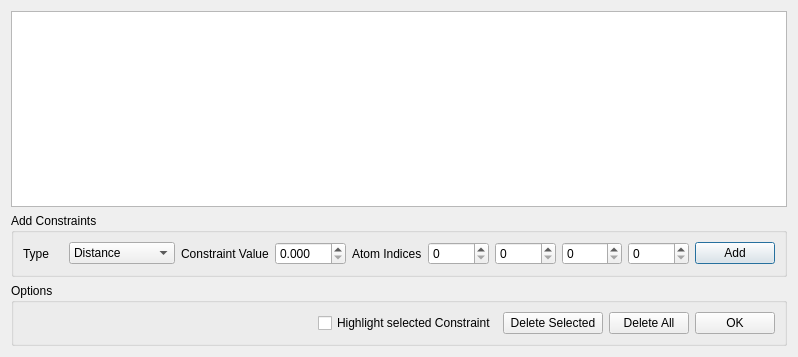
Above: avogadro/qtplugins/constraints/constraintsdialog.ui from OpenChemistry/avogadrolibs before the change. Below: the same form after it.
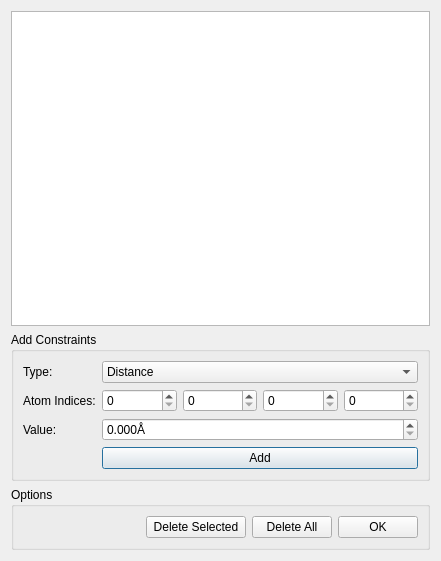
That is the form after the change.

Commit message: Almost finished constraint dialog

What changed in the file:
```diff
--- a/avogadro/qtplugins/constraints/constraintsdialog.ui
+++ b/avogadro/qtplugins/constraints/constraintsdialog.ui
@@ -6,8 +6,8 @@
    <rect>
     <x>0</x>
     <y>0</y>
-    <width>798</width>
-    <height>357</height>
+    <width>441</width>
+    <height>561</height>
    </rect>
   </property>
   <property name="windowTitle">
@@ -26,10 +26,8 @@
      <property name="title">
       <string>Add Constraints</string>
      </property>
-     <layout class="QHBoxLayout">
-      <item>
-       <layout class="QHBoxLayout">
-        <item>
+     <layout class="QGridLayout" name="gridLayout">
+      <item row="0" column="0">
          <widget class="QLabel" name="label">
           <property name="maximumSize">
            <size>
@@ -38,11 +36,11 @@
            </size>
           </property>
           <property name="text">
-           <string>Type</string>
+         <string>Type:</string>
           </property>
          </widget>
         </item>
-        <item>
+      <item row="0" column="1">
          <widget class="QComboBox" name="comboType">
           <property name="currentIndex">
            <number>0</number>
@@ -64,15 +62,60 @@
           </item>
          </widget>
         </item>
+      <item row="1" column="0">
+       <widget class="QLabel" name="label_3">
+        <property name="text">
+         <string>Atom Indices:</string>
+        </property>
+       </widget>
+      </item>
+      <item row="1" column="1">
+       <layout class="QHBoxLayout" name="horizontalLayout">
         <item>
+         <widget class="QSpinBox" name="editB">
+          <property name="maximum">
+           <number>999</number>
+          </property>
+         </widget>
+        </item>
+        <item>
+         <widget class="QSpinBox" name="editA">
+          <property name="maximum">
+           <number>999</number>
+          </property>
+         </widget>
+        </item>
+        <item>
+         <widget class="QSpinBox" name="editC">
+          <property name="maximum">
+           <number>999</number>
+          </property>
+         </widget>
+        </item>
+        <item>
+         <widget class="QSpinBox" name="editD">
+          <property name="maximum">
+           <number>999</number>
+          </property>
+         </widget>
+        </item>
+       </layout>
+      </item>
+      <item row="2" column="0">
          <widget class="QLabel" name="label_2">
           <property name="text">
-           <string>Constraint Value</string>
+         <string>Value:</string>
           </property>
          </widget>
         </item>
-        <item>
+      <item row="2" column="1">
          <widget class="QDoubleSpinBox" name="editValue">
+        <property name="alignment">
+         <set>Qt::AlignLeading|Qt::AlignLeft|Qt::AlignVCenter</set>
+        </property>
+        <property name="suffix">
+         <string>Å</string>
+        </property>
           <property name="decimals">
            <number>3</number>
           </property>
@@ -81,26 +124,7 @@
           </property>
          </widget>
         </item>
-        <item>
-         <widget class="QLabel" name="label_3">
-          <property name="text">
-           <string>Atom Indices</string>
-          </property>
-         </widget>
-        </item>
-        <item>
-         <widget class="QSpinBox" name="editA"/>
-        </item>
-        <item>
-         <widget class="QSpinBox" name="editB"/>
-        </item>
-        <item>
-         <widget class="QSpinBox" name="editC"/>
-        </item>
-        <item>
-         <widget class="QSpinBox" name="editD"/>
-        </item>
-        <item>
+      <item row="3" column="1">
          <widget class="QPushButton" name="addConstraint">
           <property name="text">
            <string>Add</string>
@@ -108,8 +132,6 @@
          </widget>
         </item>
        </layout>
-      </item>
-     </layout>
     </widget>
    </item>
    <item>
@@ -133,13 +155,6 @@
           </property>
          </spacer>
         </item>
-        <item>
-         <widget class="QCheckBox" name="highlightCheckBox">
-          <property name="text">
-           <string>Highlight selected Constraint</string>
-          </property>
-         </widget>
-        </item>
         <item>
          <widget class="QPushButton" name="deleteConstraint">
           <property name="sizePolicy">
```
Lines whose indentation alone changed are shown as unchanged. The commit also changes 5 other files.
